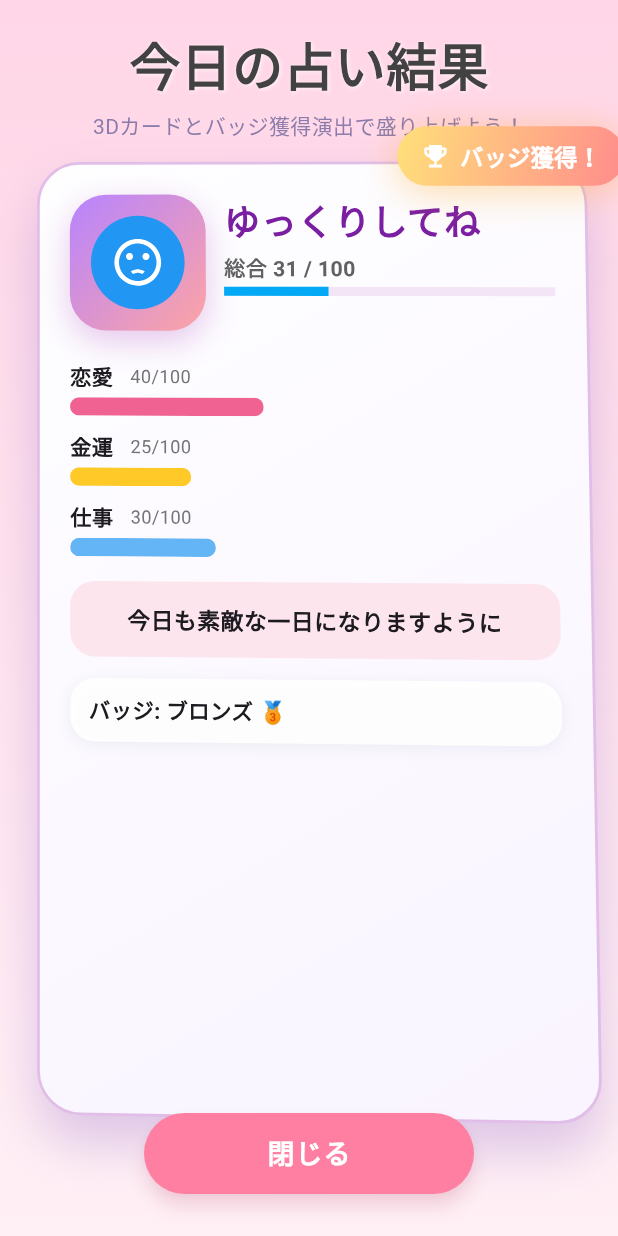
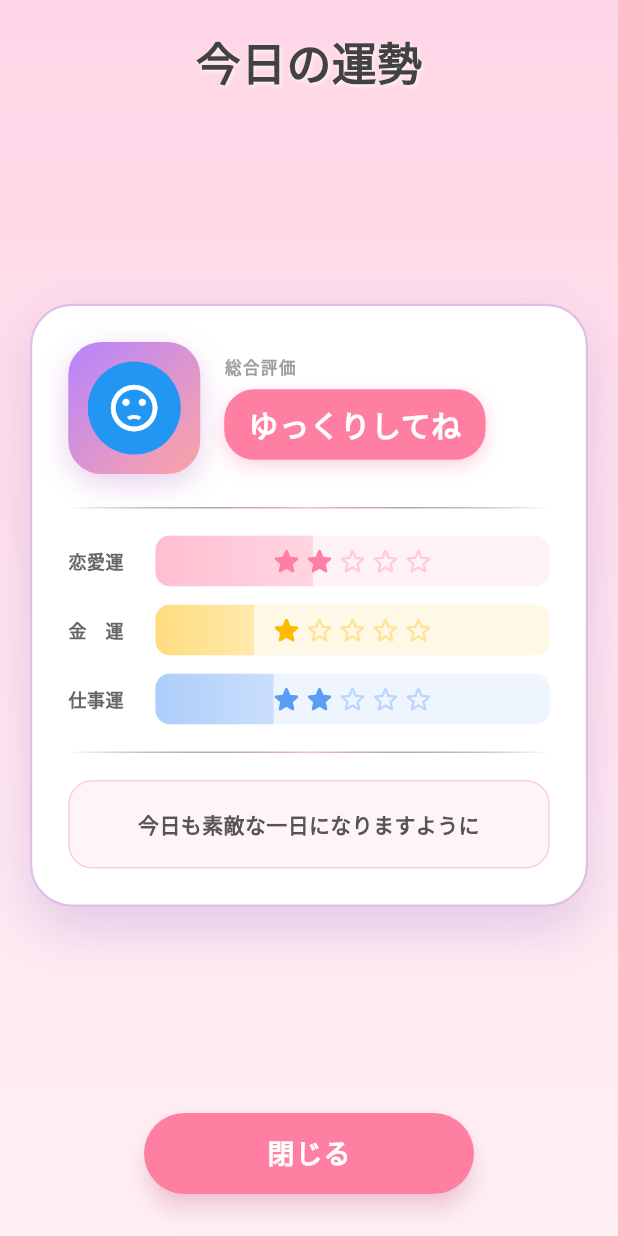
Before and after one commit to mino-works/simple-mirror, a Flutter app: the FortuneResultScreen screen opened directly, on a phone screen of 412 x 824 dp. Run offline on Flutter 3.47's test engine with Material 3 defaults, Android fonts, the phone set to English and light mode, and no system bars; our stand-ins replace camera, flutter_riverpod, shared_preferences; accounts and stored records are empty; Roboto replaces fonts that are missing (Hiragino Sans).

Commit message:
Redesign fortune result screen with centered card UI
- Replace progress bars with star + colored band indicators
- Organize card into 3 blocks: character/rating, luck rows, comment
- Fix comment text wrapping with softWrap
- Replace deprecated withOpacity with withValues(alpha:)

Co-Authored-By: Claude Sonnet 4.6 <noreply@anthropic.com>

```diff
--- a/lib/screens/fortune_result_screen.dart
+++ b/lib/screens/fortune_result_screen.dart
@@ -3,48 +3,12 @@ import 'package:flutter_riverpod/flutter_riverpod.dart';
 import '../providers/fortune_provider.dart';
 import '../models/fortune.dart';
 import '../widgets/hamster_widget.dart';
-import '../utils/fortune_generator.dart';
 
-class FortuneResultScreen extends ConsumerStatefulWidget {
+class FortuneResultScreen extends ConsumerWidget {
   const FortuneResultScreen({super.key});
 
   @override
-  ConsumerState<FortuneResultScreen> createState() =>
-      _FortuneResultScreenState();
-}
-
-class _FortuneResultScreenState extends ConsumerState<FortuneResultScreen>
-    with SingleTickerProviderStateMixin {
-  late final AnimationController _badgeController;
-  late final Animation<double> _badgeScale;
-  bool _showBadge = false;
-
-  @override
-  void initState() {
-    super.initState();
-    _badgeController = AnimationController(
-      vsync: this,
-      duration: const Duration(milliseconds: 900),
-    );
-    _badgeScale = Tween<double>(begin: 0.0, end: 1.1).animate(
-      CurvedAnimation(parent: _badgeController, curve: Curves.elasticOut),
-    );
-    WidgetsBinding.instance.addPostFrameCallback((_) async {
-      await Future.delayed(const Duration(milliseconds: 700));
-      if (!mounted) return;
-      setState(() => _showBadge = true);
-      _badgeController.forward();
-    });
-  }
-
-  @override
-  void dispose() {
-    _badgeController.dispose();
-    super.dispose();
-  }
-
-  @override
-  Widget build(BuildContext context) {
+  Widget build(BuildContext context, WidgetRef ref) {
     final fortune = ref.watch(fortuneProvider);
 
     if (fortune == null) {
@@ -63,22 +27,19 @@ class _FortuneResultScreenState extends ConsumerState<FortuneResultScreen>
         child: SafeArea(
           child: Column(
             children: [
-              const SizedBox(height: 18),
+              const SizedBox(height: 20),
               _buildTitle(),
               const SizedBox(height: 14),
               Expanded(
                 child: Center(
-                  child: Stack(
-                    clipBehavior: Clip.none,
-                    children: [
-                      _build3DFortuneCard(context, fortune),
-                      if (_showBadge) _buildBadgePopup(),
-                    ],
+                  child: SingleChildScrollView(
+                    padding: const EdgeInsets.symmetric(horizontal: 20),
+                    child: _buildFortuneCard(fortune),
                   ),
                 ),
               ),
               Padding(
-                padding: const EdgeInsets.fromLTRB(20, 16, 20, 28),
+                padding: const EdgeInsets.fromLTRB(20, 12, 20, 28),
                 child: Center(
                   child: SizedBox(
                     width: 220,
@@ -90,8 +51,8 @@ class _FortuneResultScreenState extends ConsumerState<FortuneResultScreen>
                         shape: RoundedRectangleBorder(
                           borderRadius: BorderRadius.circular(30),
                         ),
-                        elevation: 5,
-                        shadowColor: const Color(0x55FF6E99),
+                        elevation: 6,
+                        shadowColor: const Color(0x66FF6E99),
                       ),
                       child: const Text(
                         '閉じる',
@@ -114,164 +75,88 @@ class _FortuneResultScreenState extends ConsumerState<FortuneResultScreen>
   }
 
   Widget _buildTitle() {
-    return Column(
-      children: [
-        Text(
-          '今日の占い結果',
+    return Text(
+      '今日の運勢',
       style: TextStyle(
-            fontSize: 34,
+        fontSize: 30,
         fontWeight: FontWeight.w900,
         color: Colors.grey.shade800,
         shadows: const [
-              Shadow(
-                color: Colors.white70,
-                offset: Offset(1, 1),
-                blurRadius: 3,
-              ),
+          Shadow(color: Colors.white70, offset: Offset(1, 1), blurRadius: 3),
         ],
-          ),
-        ),
-        const SizedBox(height: 6),
-        const Text(
-          '3Dカードとバッジ獲得演出で盛り上げよう！',
-          style: TextStyle(fontSize: 14, color: Color(0xFF8C7CAB)),
-        ),
-      ],
-    );
-  }
-
-  Widget _buildBadgePopup() {
-    return Positioned(
-      right: -22,
-      top: -22,
-      child: ScaleTransition(
-        scale: _badgeScale,
-        child: Container(
-          padding: const EdgeInsets.symmetric(horizontal: 14, vertical: 8),
-          decoration: BoxDecoration(
-            gradient: const LinearGradient(
-              colors: [Color(0xFFFFE07A), Color(0xFFFF8C8C)],
-              begin: Alignment.topLeft,
-              end: Alignment.bottomRight,
-            ),
-            borderRadius: BorderRadius.circular(20),
-            boxShadow: [
-              BoxShadow(
-                color: Colors.orange.withOpacity(0.35),
-                blurRadius: 20,
-                offset: const Offset(0, 3),
-              ),
-            ],
-          ),
-          child: Row(
-            mainAxisSize: MainAxisSize.min,
-            children: const [
-              Icon(Icons.emoji_events, color: Colors.white, size: 18),
-              SizedBox(width: 6),
-              Text(
-                'バッジ獲得！',
-                style: TextStyle(
-                  color: Colors.white,
-                  fontWeight: FontWeight.w800,
-                ),
-              ),
-            ],
-          ),
-        ),
       ),
     );
   }
 
-  Widget _build3DFortuneCard(BuildContext context, Fortune fortune) {
-    final matrix = Matrix4.identity()
-      ..setEntry(3, 2, 0.001)
-      ..rotateX(-0.045)
-      ..rotateY(0.03)
-      ..rotateZ(0);
-
-    final totalScore = fortune.loveLuck + fortune.moneyLuck + fortune.workLuck;
-
-    return Transform(
-      transform: matrix,
-      origin: const Offset(0, 0),
-      child: Container(
-        width: MediaQuery.of(context).size.width * 0.88,
-        padding: const EdgeInsets.all(20),
+  Widget _buildFortuneCard(Fortune fortune) {
+    return Container(
+      width: double.infinity,
+      padding: const EdgeInsets.all(24),
       decoration: BoxDecoration(
+        color: Colors.white,
         borderRadius: BorderRadius.circular(28),
-          gradient: const LinearGradient(
-            begin: Alignment.topLeft,
-            end: Alignment.bottomRight,
-            colors: [Color(0xFFFEFEFF), Color(0xFFF9F4FF)],
-          ),
+        border: Border.all(color: Colors.purple.shade100, width: 1.5),
         boxShadow: [
           BoxShadow(
-              color: Colors.deepPurple.withOpacity(0.22),
-              blurRadius: 28,
-              offset: const Offset(0, 18),
-            ),
-          ],
-          border: Border.all(color: Colors.purple.shade100, width: 1.8),
-        ),
-        child: Column(
-          crossAxisAlignment: CrossAxisAlignment.stretch,
-          children: [
-            _buildTopInfo(fortune, totalScore),
-            const SizedBox(height: 20),
-            _buildLuckBar('恋愛', fortune.loveLuck, Colors.pink.shade300),
-            const SizedBox(height: 10),
-            _buildLuckBar('金運', fortune.moneyLuck, Colors.amber.shade400),
-            const SizedBox(height: 10),
-            _buildLuckBar('仕事', fortune.workLuck, Colors.blue.shade300),
-            const SizedBox(height: 16),
-            _buildResultMessage(fortune),
-            const SizedBox(height: 14),
-            Container(
-              padding: const EdgeInsets.symmetric(vertical: 10, horizontal: 12),
-              decoration: BoxDecoration(
-                color: Colors.white.withOpacity(0.9),
-                borderRadius: BorderRadius.circular(16),
-                boxShadow: [
-                  BoxShadow(
-                    color: Colors.blueGrey.withOpacity(0.1),
-                    blurRadius: 8,
-                    offset: const Offset(0, 2),
+            color: Colors.deepPurple.withValues(alpha: 0.18),
+            blurRadius: 30,
+            offset: const Offset(0, 16),
           ),
         ],
       ),
-              child: Text(
-                'バッジ: ${_badgeLabel(totalScore)}',
-                style: const TextStyle(
-                  fontWeight: FontWeight.w700,
-                  fontSize: 14,
+      child: Column(
+        mainAxisSize: MainAxisSize.min,
+        children: [
+          _buildTopBlock(fortune),
+          const SizedBox(height: 22),
+          _buildDivider(),
+          const SizedBox(height: 18),
+          _buildMiddleBlock(fortune),
+          const SizedBox(height: 18),
+          _buildDivider(),
+          const SizedBox(height: 18),
+          _buildCommentBox(fortune),
+        ],
       ),
-              ),
-            ),
+    );
+  }
+
+  Widget _buildDivider() {
+    return Container(
+      height: 1,
+      decoration: BoxDecoration(
+        gradient: LinearGradient(
+          colors: [
+            Colors.transparent,
+            Colors.pink.shade100,
+            Colors.transparent,
           ],
         ),
       ),
     );
   }
 
-  Widget _buildTopInfo(Fortune fortune, int totalScore) {
+  // ▼上段: キャラクター（左）＋ 総合評価ラベル（右）
+  Widget _buildTopBlock(Fortune fortune) {
     return Row(
-      crossAxisAlignment: CrossAxisAlignment.start,
+      crossAxisAlignment: CrossAxisAlignment.center,
       children: [
+        // キャラクター
         Container(
-          width: 90,
-          height: 90,
+          width: 88,
+          height: 88,
           decoration: BoxDecoration(
             gradient: const LinearGradient(
               colors: [Color(0xFFB683FF), Color(0xFFFEA4A4)],
               begin: Alignment.topLeft,
               end: Alignment.bottomRight,
             ),
-            borderRadius: BorderRadius.circular(24),
+            borderRadius: BorderRadius.circular(22),
             boxShadow: [
               BoxShadow(
-                color: Colors.purple.withOpacity(0.25),
-                blurRadius: 18,
-                offset: const Offset(0, 7),
+                color: Colors.purple.withValues(alpha: 0.22),
+                blurRadius: 16,
+                offset: const Offset(0, 6),
               ),
             ],
           ),
@@ -279,34 +164,49 @@ class _FortuneResultScreenState extends ConsumerState<FortuneResultScreen>
             child: HamsterWidget(expression: fortune.expression, size: 62),
           ),
         ),
-        const SizedBox(width: 12),
+        const SizedBox(width: 16),
+        // 総合評価
         Expanded(
           child: Column(
             crossAxisAlignment: CrossAxisAlignment.start,
             children: [
-              Text(
-                fortune.overallTitle,
+              const Text(
+                '総合評価',
                 style: TextStyle(
-                  fontSize: 24,
-                  fontWeight: FontWeight.w900,
-                  color: Colors.purple.shade700,
+                  fontSize: 11,
+                  color: Colors.grey,
+                  fontWeight: FontWeight.w600,
+                  letterSpacing: 1.0,
                 ),
               ),
-              const SizedBox(height: 4),
-              Text(
-                '総合 ${totalScore ~/ 3} / 100',
-                style: TextStyle(
-                  fontSize: 14,
-                  color: Colors.grey.shade700,
-                  fontWeight: FontWeight.w600,
+              const SizedBox(height: 6),
+              Container(
+                padding: const EdgeInsets.symmetric(
+                  horizontal: 16,
+                  vertical: 9,
                 ),
+                decoration: BoxDecoration(
+                  color: const Color(0xFFFF7FA3),
+                  borderRadius: BorderRadius.circular(20),
+                  boxShadow: [
+                    BoxShadow(
+                      color: const Color(0xFFFF7FA3).withValues(alpha: 0.35),
+                      blurRadius: 10,
+                      offset: const Offset(0, 4),
                     ),
-              const SizedBox(height: 2),
-              LinearProgressIndicator(
-                value: (totalScore / 300).clamp(0.0, 1.0),
-                color: _getLuckColor(totalScore),
-                backgroundColor: Colors.purple.shade50,
-                minHeight: 6,
+                  ],
+                ),
+                child: Text(
+                  fortune.overallTitle,
+                  style: const TextStyle(
+                    fontSize: 20,
+                    fontWeight: FontWeight.w900,
+                    color: Colors.white,
+                    letterSpacing: 0.4,
+                  ),
+                  maxLines: 1,
+                  overflow: TextOverflow.ellipsis,
+                ),
               ),
             ],
           ),
@@ -315,31 +215,77 @@ class _FortuneResultScreenState extends ConsumerState<FortuneResultScreen>
     );
   }
 
-  Widget _buildLuckBar(String label, int value, Color color) {
-    final ratio = (value / 100).clamp(0.0, 1.0);
+  // ▼中段: 恋愛運 / 金運 / 仕事運（星評価＋色付き帯）
+  Widget _buildMiddleBlock(Fortune fortune) {
     return Column(
-      crossAxisAlignment: CrossAxisAlignment.start,
       children: [
-        Row(
+        _buildLuckRow('恋愛運', fortune.loveLuck, const Color(0xFFFF7FA3)),
+        const SizedBox(height: 12),
+        _buildLuckRow('金　運', fortune.moneyLuck, const Color(0xFFFFBB00)),
+        const SizedBox(height: 12),
+        _buildLuckRow('仕事運', fortune.workLuck, const Color(0xFF5B9CF6)),
+      ],
+    );
+  }
+
+  Widget _buildLuckRow(String label, int value, Color color) {
+    final int stars = ((value / 20).round()).clamp(0, 5);
+    final double fill = (value / 100).clamp(0.0, 1.0);
+
+    return Row(
       children: [
-            Text(label, style: const TextStyle(fontWeight: FontWeight.w700)),
-            const SizedBox(width: 8),
-            Text(
-              ' $value/100',
-              style: const TextStyle(fontSize: 12, color: Colors.black54),
+        SizedBox(
+          width: 48,
+          child: Text(
+            label,
+            style: const TextStyle(
+              fontSize: 12,
+              fontWeight: FontWeight.w700,
+              color: Color(0xFF666666),
+              letterSpacing: 0.3,
+            ),
+          ),
+        ),
+        const SizedBox(width: 10),
+        Expanded(
+          child: ClipRRect(
+            borderRadius: BorderRadius.circular(10),
+            child: Stack(
+              children: [
+                // 背景
+                Container(
+                  height: 34,
+                  color: color.withValues(alpha: 0.10),
+                ),
+                // 色付き帯
+                FractionallySizedBox(
+                  widthFactor: fill,
+                  child: Container(
+                    height: 34,
+                    decoration: BoxDecoration(
+                      gradient: LinearGradient(
+                        colors: [color.withValues(alpha: 0.45), color.withValues(alpha: 0.25)],
+                      ),
+                    ),
+                  ),
+                ),
+                // 星アイコン
+                SizedBox(
+                  height: 34,
+                  child: Row(
+                    mainAxisAlignment: MainAxisAlignment.center,
+                    children: List.generate(5, (i) {
+                      return Icon(
+                        i < stars
+                            ? Icons.star_rounded
+                            : Icons.star_outline_rounded,
+                        color: i < stars ? color : color.withValues(alpha: 0.35),
+                        size: 22,
+                      );
+                    }),
+                  ),
                 ),
               ],
-        ),
-        const SizedBox(height: 4),
-        ClipRRect(
-          borderRadius: BorderRadius.circular(12),
-          child: Container(
-            height: 12,
-            color: Colors.grey.shade200,
-            child: FractionallySizedBox(
-              alignment: Alignment.centerLeft,
-              widthFactor: ratio,
-              child: Container(color: color),
             ),
           ),
         ),
@@ -347,77 +293,27 @@ class _FortuneResultScreenState extends ConsumerState<FortuneResultScreen>
     );
   }
 
-  Widget _buildResultMessage(Fortune fortune) {
+  // ▼下段: コメントボックス
+  Widget _buildCommentBox(Fortune fortune) {
     return Container(
-      padding: const EdgeInsets.all(14),
+      width: double.infinity,
+      padding: const EdgeInsets.symmetric(vertical: 16, horizontal: 18),
       decoration: BoxDecoration(
-        color: Colors.pink.shade50.withOpacity(0.95),
+        color: const Color(0xFFFFF5F8),
         borderRadius: BorderRadius.circular(16),
+        border: Border.all(color: const Color(0xFFFFCCDD), width: 1),
       ),
       child: Text(
         fortune.dailyMessage,
-        style: const TextStyle(fontSize: 15, fontWeight: FontWeight.w600),
+        style: const TextStyle(
+          fontSize: 14,
+          fontWeight: FontWeight.w600,
+          color: Color(0xFF555555),
+          height: 1.8,
+        ),
         textAlign: TextAlign.center,
+        softWrap: true,
       ),
     );
   }
-
-  Color _getLuckColor(int totalScore) {
-    if (totalScore >= 240) return Colors.deepPurpleAccent;
-    if (totalScore >= 180) return Colors.indigo;
-    if (totalScore >= 120) return Colors.blue;
-    return Colors.lightBlue;
 }
-
-  String _badgeLabel(int totalScore) {
-    if (totalScore >= 240) return 'プラチナ 🔥';
-    if (totalScore >= 180) return 'ゴールド 🌟';
-    if (totalScore >= 120) return 'シルバー 🎖️';
-    return 'ブロンズ 🥉';
-  }
-
-  Widget _buildFortuneRow({
-    required String label,
-    required int value,
-    required Color color,
-    bool isMain = true,
-  }) {
-    final int stars = ((value / 20).round()).clamp(0, 5);
-    final starsString = '★' * stars + '☆' * (5 - stars);
-
-    return Row(
-      crossAxisAlignment: CrossAxisAlignment.center,
-      children: [
-        SizedBox(
-          width: isMain ? 60 : 50,
-          child: Text(
-            label,
-            style: TextStyle(
-              fontSize: isMain ? 14 : 12,
-              fontWeight: FontWeight.w600,
-              color: Colors.grey.shade700,
-              letterSpacing: 0.8,
-            ),
-          ),
-        ),
-        const SizedBox(width: 6),
-        Expanded(
-          child: Text(
-            starsString,
-            style: TextStyle(
-              color: color,
-              fontSize: isMain ? 16 : 14,
-              fontWeight: FontWeight.bold,
-            ),
-            maxLines: 1,
-            overflow: TextOverflow.ellipsis,
-          ),
-        ),
-      ],
-    );
-  }
-
-  Widget _buildFortuneCard(Fortune fortune, {required bool isMain}) {
-    return Container();
-  }
-}
```
Lines whose indentation alone changed are shown as unchanged.
